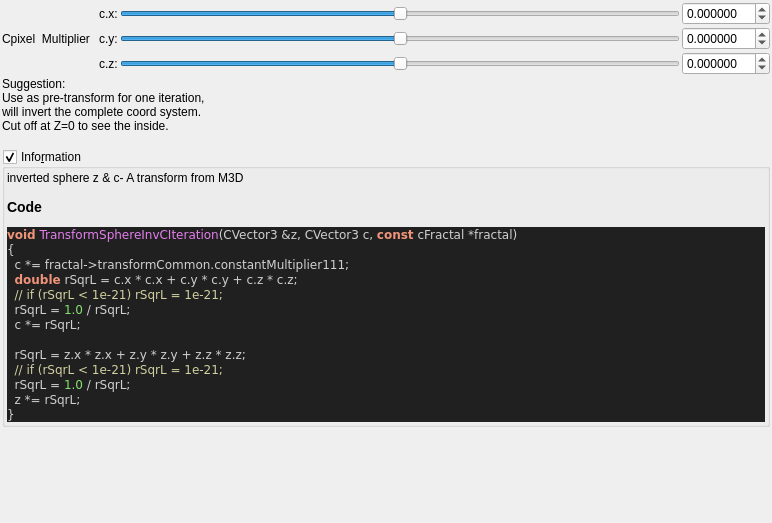
Before: the Qt Designer form mandelbulber2/qt_data/fractal_transf_sphere_invC.ui in buddhi1980/mandelbulber2, drawn with Qt 5.
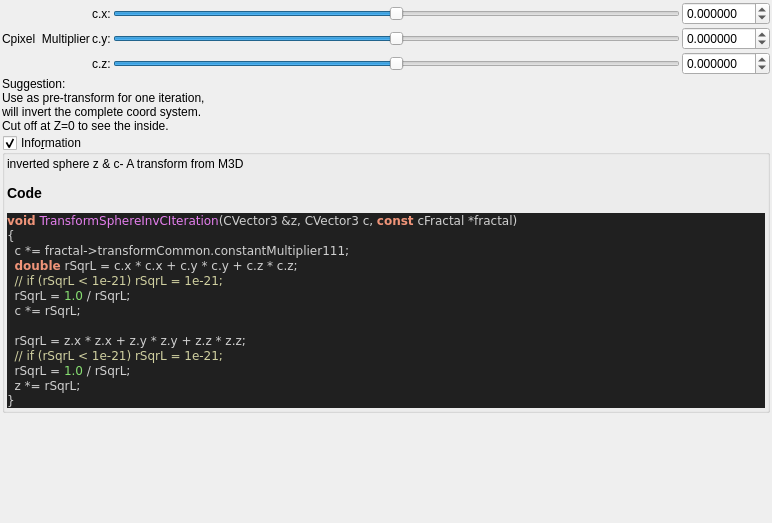
After: the same form once the commit is applied. Custom widgets are drawn as their Qt base class.

Diff of the .ui file:
```diff
--- a/mandelbulber2/qt_data/fractal_transf_sphere_invC.ui
+++ b/mandelbulber2/qt_data/fractal_transf_sphere_invC.ui
@@ -210,7 +210,7 @@
      <item row="1" column="0">
       <widget class="QLabel" name="label_114">
        <property name="text">
-        <string>Cpixel  Multiplier  </string>
+        <string>Cpixel  Multiplier</string>
        </property>
       </widget>
      </item>
@@ -232,8 +232,7 @@
       <string>Suggestion:
 Use as pre-transform for one iteration, 
 will invert the complete coord system.
-Cut off at Z=0 to see the inside.
-</string>
+Cut off at Z=0 to see the inside.</string>
      </property>
     </widget>
    </item>
```
